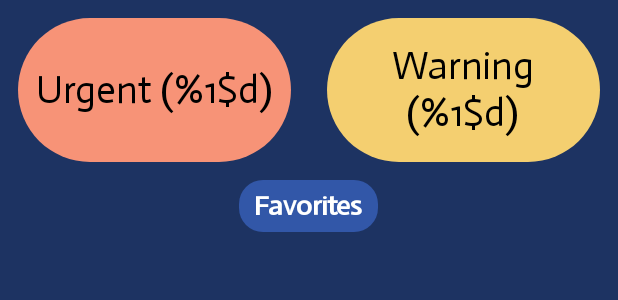
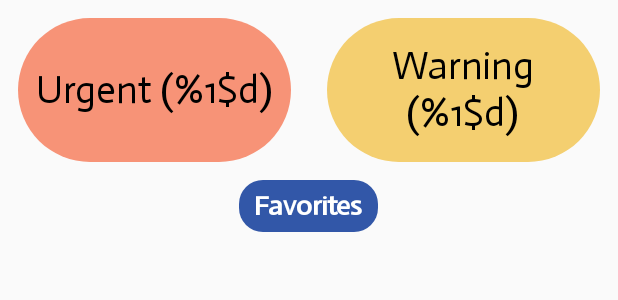
Before and after one commit to ericsonggg/Capstone, an Android app: the layout fragment_home.xml on its own in the app's theme, with its tools: preview values and no code run, on a phone screen of 412 x 824 dp. Shown: the top 300 px of the screen. Run offline under Robolectric (Android 15) with nearby library versions, the phone set to English and light mode, and no system bars.

Commit message:
Removed unnecessary background in fragment_home

```diff
--- a/app/src/main/res/layout/fragment_home.xml
+++ b/app/src/main/res/layout/fragment_home.xml
@@ -4,7 +4,7 @@
     xmlns:tools="http://schemas.android.com/tools"
     android:layout_width="match_parent"
     android:layout_height="match_parent"
-    android:background="@color/background">
+    tools:context=".ui.home.HomeFragment">
 
     <Button
         android:id="@+id/fragment_home_urgent_button"
```
